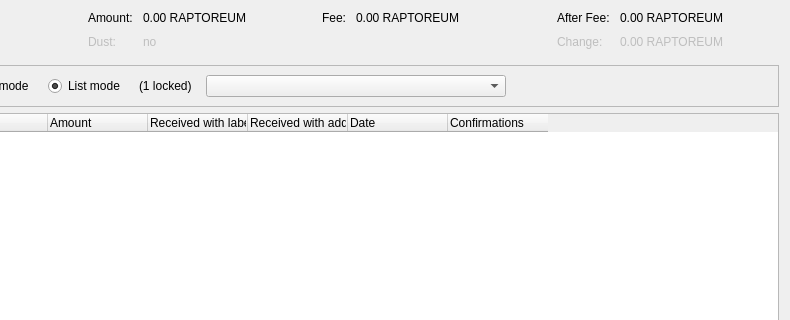
First picture: the form in src/qt/forms/assetcontroldialog.ui, repository stabner/HashmonkeyCoin, before the edit; both pictures show x 164 to 954 and y 0 to 320 of the 954 by 500 pixel window.
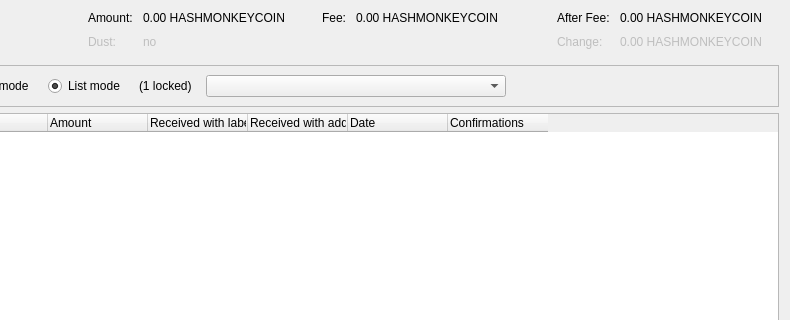
Second picture: the form after the edit. Custom widgets are drawn as their Qt base class.

Commit message:
Complete rebranding: Raptoreum â†’ HashmonkeyCoin, RTM â†’ HMNY
- Updated 662 files across the entire codebase
- Replaced all Raptoreum references with HashmonkeyCoin
- Replaced all RTM ticker references with HMNY
- Updated Qt locale files, test files, and documentation
- Updated binary names: hashmonkeycoind, hashmonkeycoin-qt, hashmonkeycoin-cli
- Updated configuration files and build scripts
- Complete rebranding from Raptoreum to HashmonkeyCoin (HMNY)

What changed in the file:
```diff
--- a/src/qt/forms/assetcontroldialog.ui
+++ b/src/qt/forms/assetcontroldialog.ui
@@ -114,7 +114,7 @@
           <enum>Qt::ActionsContextMenu</enum>
          </property>
          <property name="text">
-          <string notr="true">0.00 RAPTOREUM</string>
+          <string notr="true">0.00 HASHMONKEYCOIN</string>
          </property>
          <property name="textInteractionFlags">
           <set>Qt::LinksAccessibleByMouse|Qt::TextSelectableByKeyboard|Qt::TextSelectableByMouse</set>
@@ -182,7 +182,7 @@
           <enum>Qt::ActionsContextMenu</enum>
          </property>
          <property name="text">
-          <string notr="true">0.00 RAPTOREUM</string>
+          <string notr="true">0.00 HASHMONKEYCOIN</string>
          </property>
          <property name="textInteractionFlags">
           <set>Qt::LinksAccessibleByMouse|Qt::TextSelectableByKeyboard|Qt::TextSelectableByMouse</set>
@@ -221,7 +221,7 @@
           <enum>Qt::ActionsContextMenu</enum>
          </property>
          <property name="text">
-          <string notr="true">0.00 RAPTOREUM</string>
+          <string notr="true">0.00 HASHMONKEYCOIN</string>
          </property>
          <property name="textInteractionFlags">
           <set>Qt::LinksAccessibleByMouse|Qt::TextSelectableByKeyboard|Qt::TextSelectableByMouse</set>
@@ -250,7 +250,7 @@
           <enum>Qt::ActionsContextMenu</enum>
          </property>
          <property name="text">
-          <string notr="true">0.00 RAPTOREUM</string>
+          <string notr="true">0.00 HASHMONKEYCOIN</string>
          </property>
          <property name="textInteractionFlags">
           <set>Qt::LinksAccessibleByMouse|Qt::TextSelectableByKeyboard|Qt::TextSelectableByMouse</set>
```
The commit also changes 661 other files.
